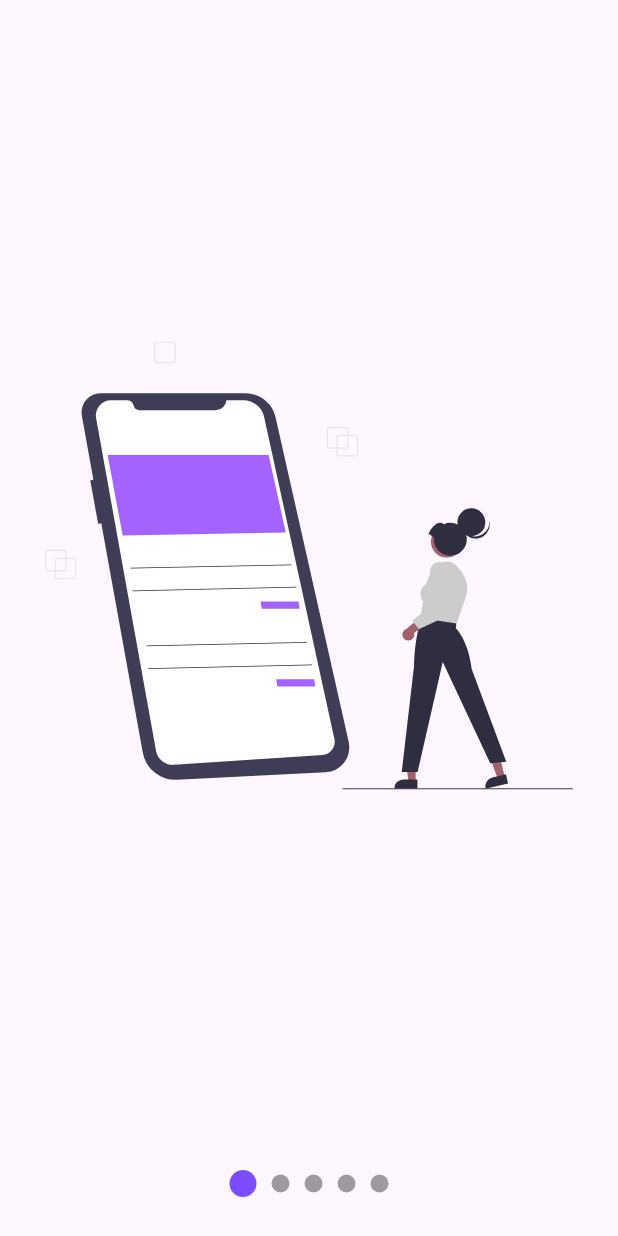
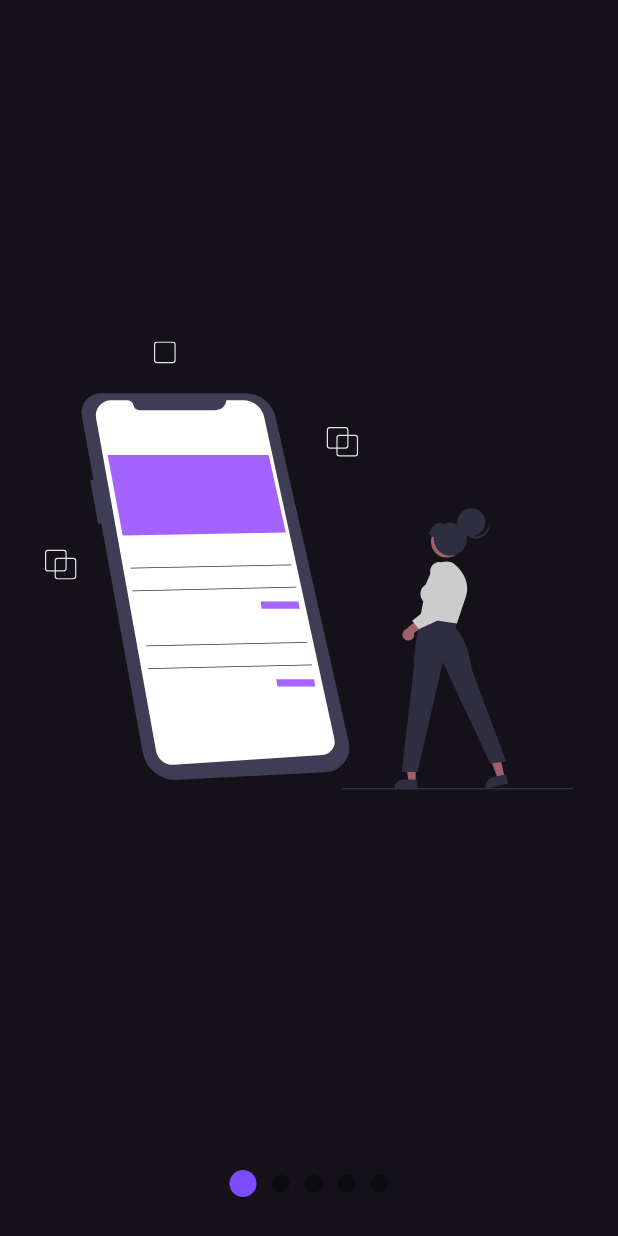
Before and after one commit to viktorhugo/desing_app, a Flutter app: the screen it shows after launch, after a tap on "Slideshow", on a phone screen of 412 x 824 dp. Run offline on Flutter 3.47's test engine with Material 3 defaults, Android fonts, the light colour scheme and no system bars; our stand-ins replace animate_do, flutter_svg, font_awesome_flutter.

Commit message:
globals themes

```diff
--- a/lib/main.dart
+++ b/lib/main.dart
@@ -6,7 +6,7 @@
 void main() {
   runApp(
     ChangeNotifierProvider(
-      create: (BuildContext context) => ThemeChanger(),
+      create: (BuildContext context) => ThemeChanger(theme: 2),
       child: const MyApp()
     )
   );
@@ -18,13 +18,18 @@
   // This widget is the root of your application.
   @override
   Widget build(BuildContext context) {
+
+    final appTheme = Provider.of<ThemeChanger>(context).currentTheme;
+
     return MaterialApp(
       debugShowCheckedModeBanner: false,
       title: 'Designs',
-      theme: ThemeData(
-        colorScheme: ColorScheme.fromSeed(seedColor: Colors.deepPurple),
-        useMaterial3: true,
-      ),
+      // theme: ThemeData(
+      //   colorScheme: ColorScheme.fromSeed(seedColor: Colors.deepPurple),
+      //   useMaterial3: true,
+      // ),
+      // themeMode: ThemeMode.light,
+      theme: appTheme,
       home: const LauncherPage(),
     );
   }
--- a/lib/theme/theme.dart
+++ b/lib/theme/theme.dart
@@ -4,19 +4,61 @@
 
   bool _darkTheme  =  false;
   bool _customTheme  =  false;
+  ThemeData _currentTheme = ThemeData.light();
+
+  ThemeChanger({required int theme}) {
+    switch (theme) {
+      case 1: // light
+        _darkTheme = false;
+        _customTheme = false;
+        _currentTheme = ThemeData.light();
+        break;
+
+      case 2: // dark
+        _darkTheme = true;
+        _customTheme = false;
+        _currentTheme = ThemeData.dark();
+        break;
+
+      case 3: // custom theme
+        _darkTheme = false;
+        _customTheme = true;
+        break;
+
+      default:
+        _darkTheme = false;
+        _customTheme = false;
+        _currentTheme = ThemeData.light();
+    }
+
+  }
 
   bool get darkTheme => _darkTheme;
   bool get customTheme => _customTheme;
+  ThemeData get currentTheme => _currentTheme;
 
   set darkTheme(bool value) {
     _customTheme = false;
     _darkTheme = value;
+
+    if (value) {
+      _currentTheme = ThemeData.dark();
+    } else {
+      _currentTheme = ThemeData.light();
+    }
+
     notifyListeners();
   }
 
   set customTheme(bool value) {
     _customTheme = value;
     _darkTheme = false;
+
+    if (value) {
+      _currentTheme = ThemeData.light();
+    } else {
+      _currentTheme = ThemeData.light();
+    }
     notifyListeners();
   }
 
```
